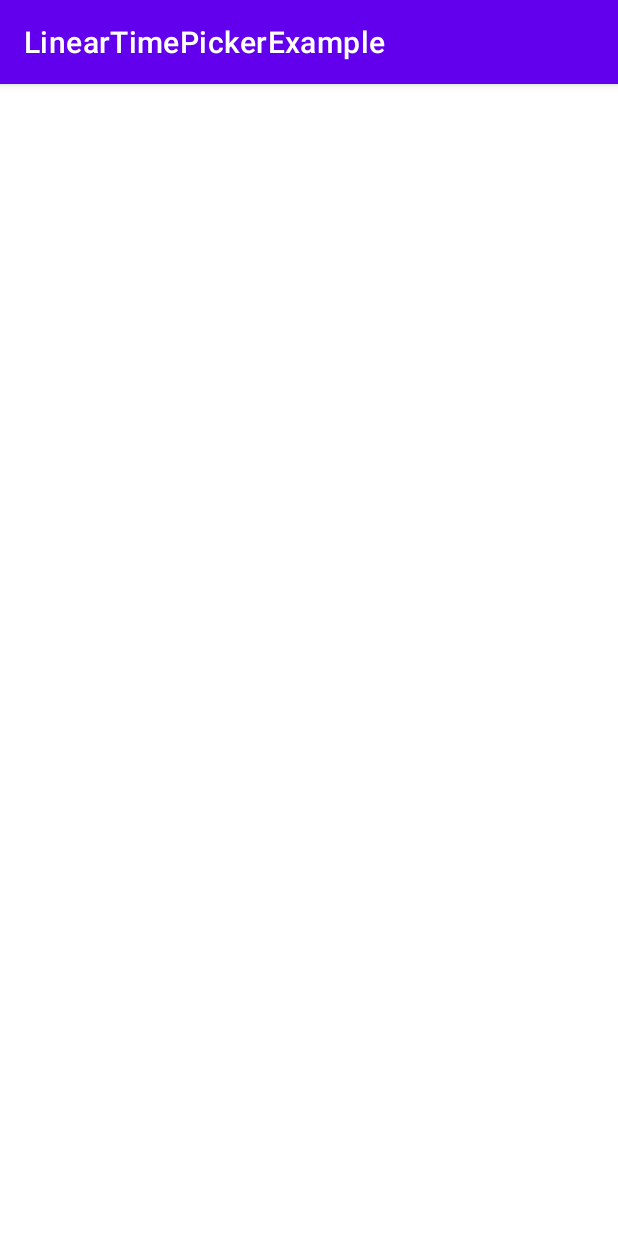
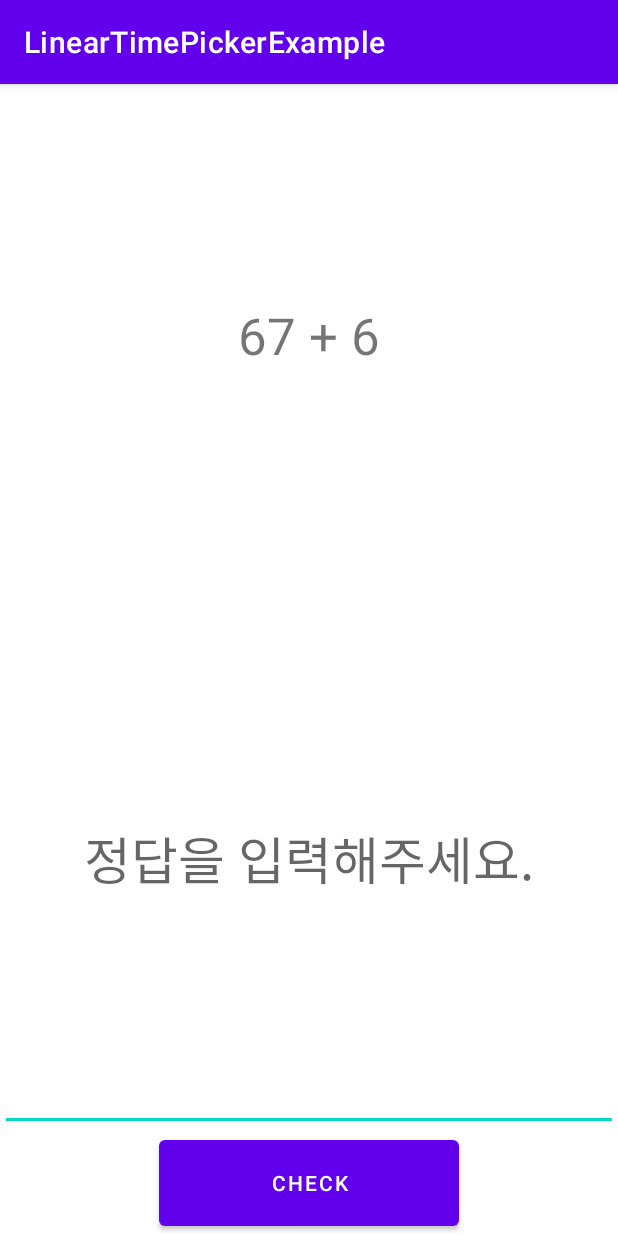
Before and after one commit to htj7425/opensource_project, an Android app: the MissionActivity2 screen opened directly, with no data from a screen before it, on a phone screen of 412 x 824 dp. Run offline under Robolectric (Android 15) with nearby library versions, the phone set to English and light mode, and no system bars.

Commit message:
linear_time_picker
2023-01-18-am:08:34

1. activity_mission2.xml
    - 수학 문제 풀이 화면 구현

2. MissionActivity2.java
    - 수학 문제 풀이 코드 구현

3. MainActivity.java
    - Dialog의 onNegative함수 테스트용 코드 삭제

```diff
--- a/app/src/main/java/com/example/linear_test/MainActivity.java
+++ b/app/src/main/java/com/example/linear_test/MainActivity.java
@@ -141,7 +141,7 @@ public class MainActivity extends AppCompatActivity {
 
                                 @Override
                                 public void onNegative(DialogInterface dialog) {
-                                    stop_alarm(my_intent);
+
                                 }
                             })
                             .build();
@@ -166,7 +166,7 @@ public class MainActivity extends AppCompatActivity {
 
                                 @Override
                                 public void onNegative(DialogInterface dialog) {
-                                    stop_alarm(my_intent);
+
                                 }
                             })
                             .build();
--- a/app/src/main/java/com/example/linear_test/MissionActivity2.java
+++ b/app/src/main/java/com/example/linear_test/MissionActivity2.java
@@ -2,13 +2,63 @@ package com.example.linear_test;
 
 import androidx.appcompat.app.AppCompatActivity;
 
+import android.annotation.SuppressLint;
+import android.content.Context;
+import android.content.Intent;
 import android.os.Bundle;
+import android.view.View;
+import android.widget.Button;
+import android.widget.EditText;
+import android.widget.TextView;
+
+import java.util.Random;
 
 public class MissionActivity2 extends AppCompatActivity {
+    TextView answerText;
+    EditText answerInput;
+    Button checkButton;
 
+    int index;
+    Context context;
+
+    @SuppressLint("MissingInflatedId")
     @Override
     protected void onCreate(Bundle savedInstanceState) {
         super.onCreate(savedInstanceState);
         setContentView(R.layout.activity_mission2);
+
+        context = this;
+
+        answerText = findViewById(R.id.answer_text);
+        answerInput = findViewById(R.id.answer_input);
+        checkButton = findViewById(R.id.check_button);
+
+        Random random = new Random();
+        random.setSeed(System.currentTimeMillis());
+        index = random.nextInt(5);
+
+        int num_1 = random.nextInt(100);
+        int num_2 = random.nextInt(100);
+
+        answerText.setText("" + num_1 + " + " + num_2);
+
+        answerInput.setHint("정답을 입력해주세요.");
+
+        checkButton.setOnClickListener(new View.OnClickListener() {
+            @Override
+            public void onClick(View v) {
+                if(Integer.parseInt(answerInput.getText().toString()) == num_1 + num_2){
+                    final Intent stateIntent = new Intent(context, Alarm_Receiver.class);
+                    stateIntent.putExtra("state", "alarm off");
+                    sendBroadcast(stateIntent);
+
+                    finish();
+                }
+                else{
+                    answerInput.setText("");
+                    answerInput.setHint("오답입니다.");
+                }
+            }
+        });
     }
 }
--- a/app/src/main/res/layout/activity_mission2.xml
+++ b/app/src/main/res/layout/activity_mission2.xml
@@ -1,9 +1,37 @@
 <?xml version="1.0" encoding="utf-8"?>
-<androidx.constraintlayout.widget.ConstraintLayout xmlns:android="http://schemas.android.com/apk/res/android"
+<LinearLayout xmlns:android="http://schemas.android.com/apk/res/android"
     xmlns:app="http://schemas.android.com/apk/res-auto"
     xmlns:tools="http://schemas.android.com/tools"
     android:layout_width="match_parent"
     android:layout_height="match_parent"
+    android:orientation="vertical"
     tools:context=".MissionActivity2">
 
-</androidx.constraintlayout.widget.ConstraintLayout>
+    <TextView
+        android:id="@+id/answer_text"
+        android:layout_width="match_parent"
+        android:layout_height="wrap_content"
+        android:layout_weight="4"
+        android:gravity="center"
+        android:text="TextView"
+        android:textSize="34sp" />
+
+    <EditText
+        android:id="@+id/answer_input"
+        android:layout_width="match_parent"
+        android:layout_height="wrap_content"
+        android:layout_weight="4"
+        android:ems="10"
+        android:gravity="center"
+        android:hint="정답 입력"
+        android:inputType="textPersonName"
+        android:textSize="34sp" />
+
+    <Button
+        android:id="@+id/check_button"
+        android:layout_width="200dp"
+        android:layout_height="wrap_content"
+        android:layout_gravity="center"
+        android:layout_weight="0.3"
+        android:text="Check" />
+</LinearLayout>
```
